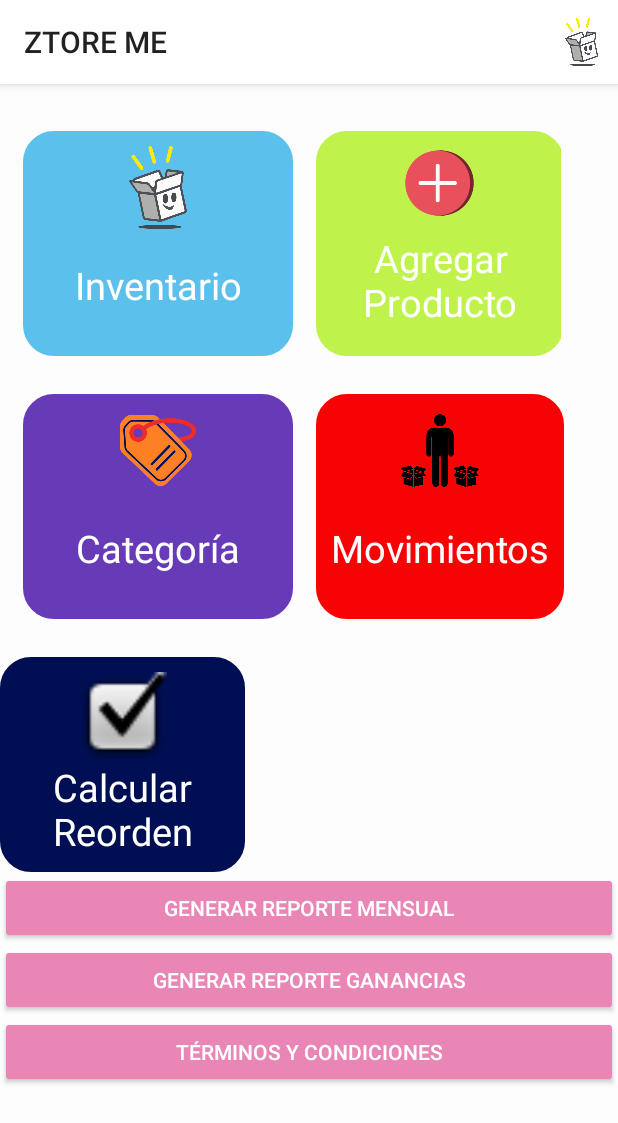
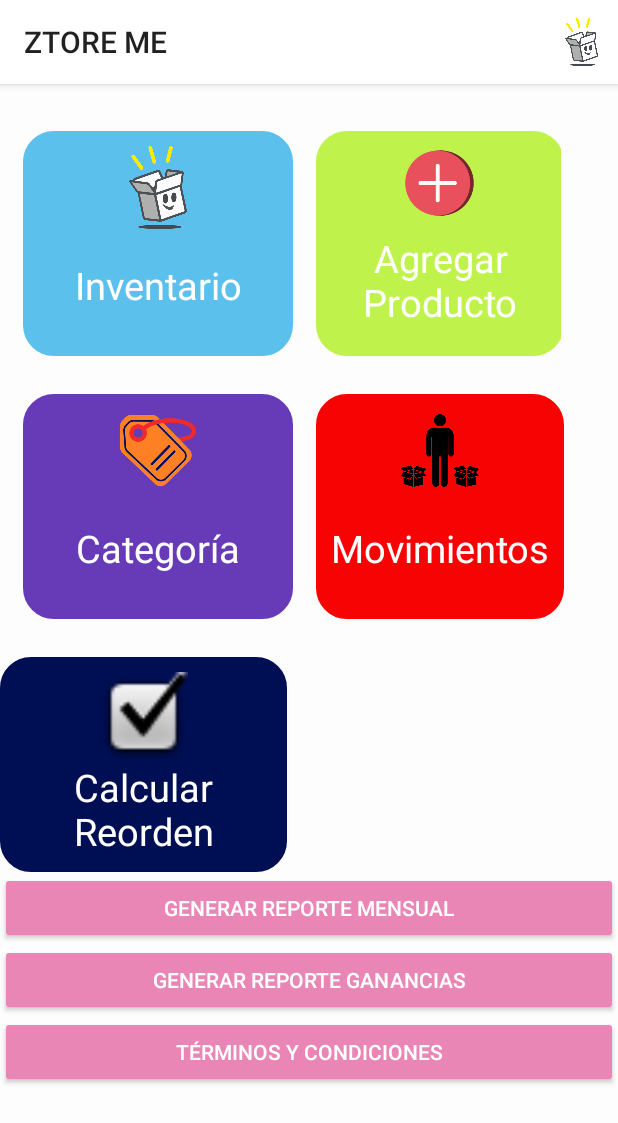
Before and after one commit to SPEKTRE115/ZTOREME_1, an Android app: the screen it shows after launch (MainActivity), on a phone screen of 412 x 824 dp. Shown: the top 1123 px of the screen. Run offline under Robolectric (Android 15) with nearby library versions, the phone set to English and light mode, and no system bars; libraries missing offline, so code that uses them is left out: com.itextpdf.text.

Commit message:
Términos y condiciones (correcciones 2)

```diff
--- a/app/src/main/res/layout/activity_main.xml
+++ b/app/src/main/res/layout/activity_main.xml
@@ -184,27 +184,36 @@
             </LinearLayout>
 
             <LinearLayout
-                android:layout_width="163dp"
-                android:layout_height="wrap_content"
+                android:layout_width="191dp"
+                android:layout_height="match_parent"
                 android:background="@drawable/style_border_edit_text"
                 android:backgroundTint="#000E53"
-                android:gravity="center|center_horizontal|top|center_vertical"
+                android:gravity="center|center_horizontal|top"
+                android:orientation="horizontal">
+
+                <LinearLayout
+                    android:layout_width="match_parent"
+                    android:layout_height="match_parent"
                     android:orientation="vertical">
 
                     <ImageView
                         android:id="@+id/imagen_reorden"
                         android:layout_width="74dp"
                         android:layout_height="59dp"
+                        android:layout_gravity="center"
                         app:srcCompat="@android:drawable/checkbox_on_background" />
 
                     <TextView
                         android:id="@+id/seccion5"
-                    android:layout_width="128dp"
+                        android:layout_width="match_parent"
                         android:layout_height="wrap_content"
                         android:gravity="bottom|center"
                         android:text="Calcular Reorden"
+                        android:textAlignment="center"
                         android:textColor="#FFFFFF"
                         android:textSize="25dp" />
+                </LinearLayout>
+
             </LinearLayout>
 
             <Button
--- a/app/src/main/res/layout/activity_terminos.xml
+++ b/app/src/main/res/layout/activity_terminos.xml
@@ -105,7 +105,7 @@
                 android:layout_height="wrap_content"
                 android:layout_gravity="center"
                 android:gravity="fill_horizontal|center_vertical"
-                android:text="Informamos que con los datos que se recopilen se hará uso únicamente dentro de la aplicación, sin ser compartidos a terceros."
+                android:text="Informamos que con los datos que se recopilen se hará uso únicamente dentro de la aplicación, sin ser compartidos a terceros. Nos deslindamos de toda responsabilidad en caso de que se pierdan los datos del almacenamiento local."
                 android:textAlignment="gravity"
                 android:textColor="#040404" />
         </LinearLayout>
```
Lines whose indentation alone changed are shown as unchanged.
